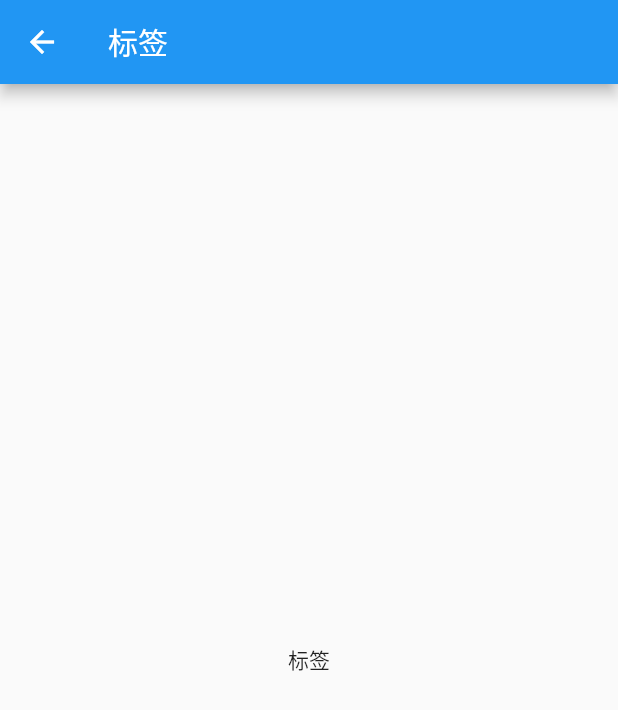
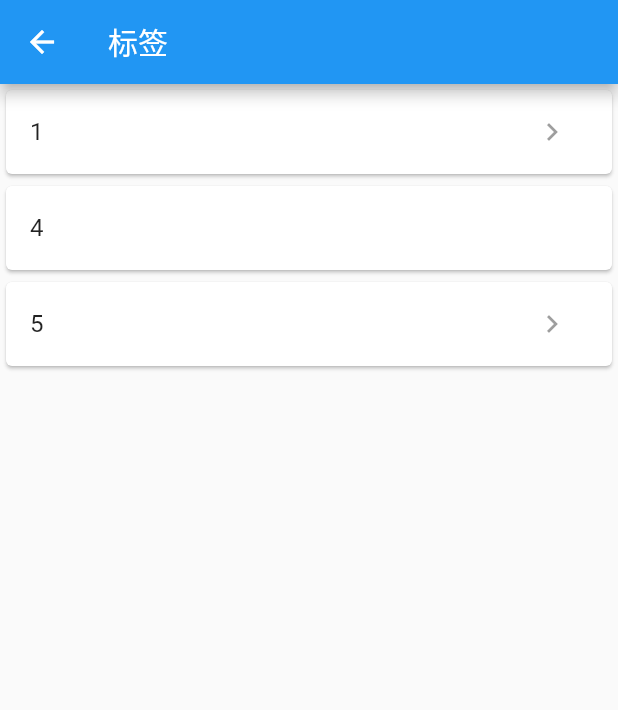
Before and after one commit to diaozxin007/go-and-do-front, a Flutter app: the TagPage screen opened by its route, on a phone screen of 412 x 824 dp. Shown: the top 710 px of the screen. Run offline on Flutter 3.47's test engine with Material 2 defaults, Android fonts, the light colour scheme and no system bars; network calls fail; key blocks and very long unbroken strings in the code were emptied for the run.

Commit message:
树形组件

```diff
--- a/lib/page/tag_page.dart
+++ b/lib/page/tag_page.dart
@@ -1,6 +1,5 @@
-
 import 'package:flutter/material.dart';
-import 'package:goanddo/navigator/side-drawer.dart';
+import 'package:goanddo/widget/tree/tree-widget.dart';
 
 class TagPage extends StatefulWidget {
   @override
@@ -14,9 +13,7 @@ class _TagPageState extends State<TagPage> {
       appBar: AppBar(
         title: Text('标签'),
       ),
-      body: Center(
-          child: Text('标签')
-      ),
+      body: TreeWidget(),
     );
   }
 }
--- /dev/null
+++ b/lib/widget/tree/root_widget.dart
@@ -0,0 +1,44 @@
+import 'package:flutter/material.dart';
+
+class RootWidget extends StatelessWidget {
+  final String title;
+  final Icon icon;
+  final int availableCount;
+  final String availableLabel;
+  final int overdueCount;
+  final String overdueLabel;
+  final bool expand;
+  final VoidCallback onPressNext;
+
+  const RootWidget(
+      {Key key,
+      @required this.title,
+      this.icon,
+      this.availableCount,
+      this.availableLabel,
+      this.overdueCount,
+      this.overdueLabel,
+      this.onPressNext,
+      this.expand = true});
+
+  @override
+  Widget build(BuildContext context) {
+    Widget titleWidget = Text(title);
+    IconButton expandButton =
+        IconButton(icon: Icon(Icons.navigate_next), onPressed: onPressNext);
+    return expand
+        ? Card(
+            child: ListTile(
+              leading: icon,
+              title: titleWidget,
+              trailing: expandButton,
+            ),
+          )
+        : Card(
+            child: ListTile(
+              leading: icon,
+              title: titleWidget,
+            ),
+          );
+  }
+}
--- a/lib/widget/tree/tree-widget.dart
+++ b/lib/widget/tree/tree-widget.dart
@@ -1,28 +1,83 @@
 import 'package:flutter/material.dart';
-import 'package:goanddo/widget/tree/image-text.dart';
+import 'package:goanddo/widget/tree/non_root_widget.dart';
+import 'package:goanddo/widget/tree/root_widget.dart';
 import 'package:goanddo/widget/tree/tree_node.dart';
+import 'package:goanddo/widget/tree/tree_view.dart';
 
-class TreeWedget extends StatefulWidget {
+class TreeWidget extends StatefulWidget {
   @override
-  _TreeWedgetState createState() => _TreeWedgetState();
+  _TreeWidgetState createState() => _TreeWidgetState();
 }
 
-class _TreeWedgetState extends State<TreeWedget> {
+class _TreeWidgetState extends State<TreeWidget> {
+  List<TreeNode> nodeList = _loadNodeListData();
+
   @override
   Widget build(BuildContext context) {
-    return ListView(
-      children: <Widget>[],
+    return TreeView(
+      parentList: _getParentList(),
     );
   }
 
-  _buildNode(List<Node> nodes) {
-    List<Widget> widgets = List();
-    if (nodes != null && nodes.length > 0) {
-      for (Node node in nodes) {
-//        widgets.add(GestureDetector(
-//          child: ImageText(),
-//        ));
-      }
-    }
+  static List<TreeNode> _loadNodeListData() {
+    return [
+      TreeNode(
+          title: "1",
+          expand: true,
+          root: true,
+          childData: [TreeNode(title: "2"), TreeNode(title: "3")]),
+      TreeNode(title: "4",expand:false,root: true),
+      TreeNode(title: "5", expand: true, root: true, childData: [
+        TreeNode(title: "6", expand: true, childData: [TreeNode(title: "7")])
+      ])
+    ];
   }
+
+  List<Parent> _getParentList() {
+    List<Parent> parentList = [];
+    nodeList.forEach((node) {
+      Parent parent = _getParent(treeNode: node);
+      parentList.add(parent);
+    });
+    return parentList;
+  }
+
+  Parent _getParent({@required TreeNode treeNode}) {
+    ChildList childList =
+        treeNode.expand ? _getChildList(treeNode: treeNode) : null;
+
+    return Parent(
+      parent: _getTreeWidget(treeNode: treeNode),
+      childList: childList,
+    );
+  }
+
+  ChildList _getChildList({@required TreeNode treeNode}) {
+    List<Widget> widgetList = [];
+    List<TreeNode> childNodes = treeNode.childData;
+    childNodes.forEach((childNode) {
+      widgetList.add(Padding(
+        padding: const EdgeInsets.only(left: 16.0),
+        child: _getParent(treeNode: childNode),
+      ));
+    });
+
+    return ChildList(children: widgetList);
+  }
+
+  Widget _getTreeWidget({TreeNode treeNode}) => treeNode.root
+      ? _getRootWidget(treeNode: treeNode)
+      : _getNonRootWidget(treeNode: treeNode);
+
+  RootWidget _getRootWidget({@required TreeNode treeNode}) => RootWidget(
+        title: treeNode.title,
+        expand: treeNode.expand,
+      );
+
+  NonRootWidget _getNonRootWidget({@required TreeNode treeNode}) =>
+      NonRootWidget(
+        title: treeNode.title,
+        expand: treeNode.expand,
+        overdueLabel: "截止",
+      );
 }
--- a/lib/widget/tree/tree_node.dart
+++ b/lib/widget/tree/tree_node.dart
@@ -1,16 +1,15 @@
+import 'package:meta/meta.dart';
 
-class Node<T>{
+class TreeNode {
   // 能否展开
-  bool expand;
+  final String title;
+  final bool expand;
+  final bool root;
+  final List<TreeNode> childData;
 
-  int id;
-  int parentId;
-  String path;
-
-  Node(
-      this.expand,
-      this.id,
-      this.parentId,
-      this.path
-      );
+  TreeNode(
+      {@required this.title,
+      this.expand = false,
+      this.root = false,
+      this.childData = const <TreeNode>[]});
 }
--- /dev/null
+++ b/lib/widget/tree/tree_view.dart
@@ -0,0 +1,103 @@
+import 'package:flutter/material.dart';
+
+typedef void ParentSelectChanged(bool isSelected);
+
+class TreeView extends StatelessWidget {
+  final List<Parent> parentList;
+  final bool hasScrollBar;
+
+  const TreeView(
+      {Key key, this.parentList = const <Parent>[], this.hasScrollBar = false});
+
+  @override
+  Widget build(BuildContext context) {
+    return hasScrollBar ? Scrollbar(child: _getTreeList()) : _getTreeList();
+  }
+
+  _getTreeList() {
+    return ListView.builder(
+        itemBuilder: (context, index) {
+          return parentList[index];
+        },
+        itemCount: parentList.length);
+  }
+}
+
+class Parent extends StatefulWidget {
+  final Widget parent;
+  final ChildList childList;
+  final MainAxisSize mainAxisSize;
+  final MainAxisAlignment mainAxisAlignment;
+  final CrossAxisAlignment crossAxisAlignment;
+  final ParentSelectChanged callback;
+
+  const Parent(
+      {Key key,
+      @required this.parent,
+      @required this.childList,
+      this.mainAxisSize = MainAxisSize.min,
+      this.mainAxisAlignment = MainAxisAlignment.center,
+      this.crossAxisAlignment = CrossAxisAlignment.start,
+      this.callback});
+
+  @override
+  _ParentState createState() => _ParentState();
+}
+
+class _ParentState extends State<Parent> {
+  bool _isSelected = false;
+
+  @override
+  Widget build(BuildContext context) {
+    return Column(
+      mainAxisSize: widget.mainAxisSize,
+      mainAxisAlignment: widget.mainAxisAlignment,
+      crossAxisAlignment: widget.crossAxisAlignment,
+      children: <Widget>[
+        GestureDetector(
+          child: widget.parent,
+          onTap: expand,
+        ),
+        _getChild()
+      ],
+    );
+  }
+
+  void expand() {
+    if (widget.callback != null) widget.callback(_isSelected);
+    setState(() {
+      _isSelected = toggleBool(_isSelected);
+    });
+  }
+
+  bool toggleBool(bool isSelected) {
+    return isSelected ? false : true;
+  }
+
+  _getChild() {
+    return _isSelected ? widget.childList : Container();
+  }
+}
+
+class ChildList extends StatelessWidget {
+  final List<Widget> children;
+  final MainAxisAlignment mainAxisAlignment;
+  final CrossAxisAlignment crossAxisAlignment;
+  final MainAxisSize mainAxisSize;
+
+  const ChildList(
+      {Key key,
+      this.mainAxisAlignment = MainAxisAlignment.center,
+      this.crossAxisAlignment = CrossAxisAlignment.start,
+      this.mainAxisSize = MainAxisSize.min,
+      this.children});
+
+  @override
+  Widget build(BuildContext context) {
+    return Column(
+        mainAxisAlignment: mainAxisAlignment,
+        crossAxisAlignment: crossAxisAlignment,
+        mainAxisSize: mainAxisSize,
+        children: children);
+  }
+}
```
Also changed, not shown: lib/widget/tree/non_root_widget.dart (added, +37 -0 lines).
